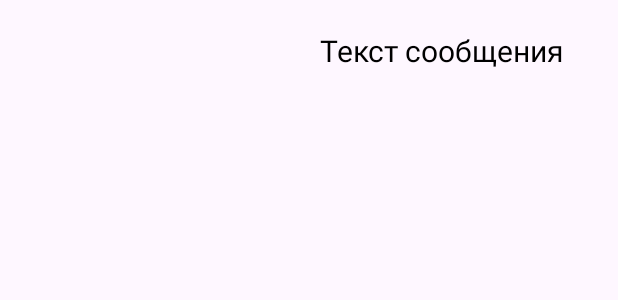
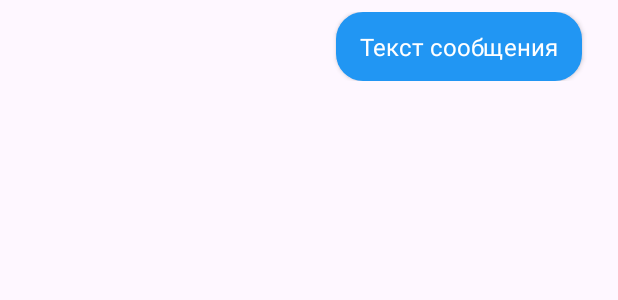
Before and after one commit to Dimkatf/Messanger, an Android app: the layout item_message.xml on its own in the app's theme, with its tools: preview values and no code run, on a phone screen of 412 x 824 dp. Shown: the top 300 px of the screen. Run offline under Robolectric (Android 15) with nearby library versions, the phone set to English and light mode, and no system bars.

Commit message:
удаление сообщений в избранном

```diff
--- a/app/src/main/java/com/example/messager/ApiService.java
+++ b/app/src/main/java/com/example/messager/ApiService.java
@@ -8,6 +8,7 @@ import okhttp3.RequestBody;
 import okhttp3.ResponseBody;
 import retrofit2.Call;
 import retrofit2.http.Body;
+import retrofit2.http.DELETE;
 import retrofit2.http.GET;
 import retrofit2.http.Headers;
 import retrofit2.http.Multipart;
@@ -64,4 +65,7 @@ public interface ApiService {
     @GET("api/get-last-message")
     Call<ApiResponse> getLastMessage(@Query("chatId") String chatId);
 
+    @DELETE("api/delete-message")
+    Call<ApiResponse> deleteMessage(@Query("messageId") Long messageId);
+
 }
--- /dev/null
+++ b/app/src/main/res/drawable/message_bubble_modern.xml
@@ -0,0 +1,5 @@
+<?xml version="1.0" encoding="utf-8"?>
+<shape xmlns:android="http://schemas.android.com/apk/res/android">
+    <solid android:color="#2196F3" />
+    <corners android:radius="18dp" />
+</shape>
--- a/app/src/main/res/layout/item_message.xml
+++ b/app/src/main/res/layout/item_message.xml
@@ -10,14 +10,22 @@
         android:layout_height="0dp"
         android:layout_weight="1" />
 
-    <TextView
-        android:id="@+id/messageText"
+    <LinearLayout
         android:layout_width="wrap_content"
         android:layout_height="wrap_content"
-        android:padding="12dp"
-        android:text="Текст сообщения"
-        android:textColor="#000"
-        android:textSize="20sp"
-        android:layout_marginEnd="16dp" />
+        android:background="@drawable/message_bubble_modern"
+        android:paddingHorizontal="16dp"
+        android:paddingVertical="12dp"
+        android:layout_marginEnd="16dp"
+        android:elevation="2dp">
 
+        <TextView
+            android:id="@+id/messageText"
+            android:layout_width="wrap_content"
+            android:layout_height="wrap_content"
+            android:text="Текст сообщения"
+            android:textColor="#FFFFFF"
+            android:textSize="16sp" />
+
+    </LinearLayout>
 </LinearLayout>
```
Also changed, not shown: app/src/main/java/com/example/messager/FavoritesScreen.java (+24 -1 lines), app/src/main/java/com/example/messager/MessageAdapter.java (+31 -1 lines), app/src/main/res/layout/favorites_activity.xml (+23 -6 lines).
